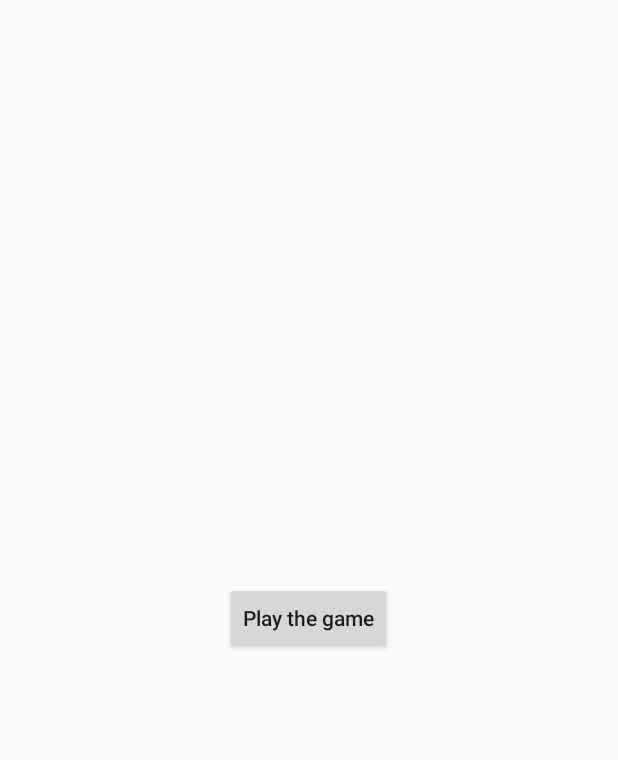
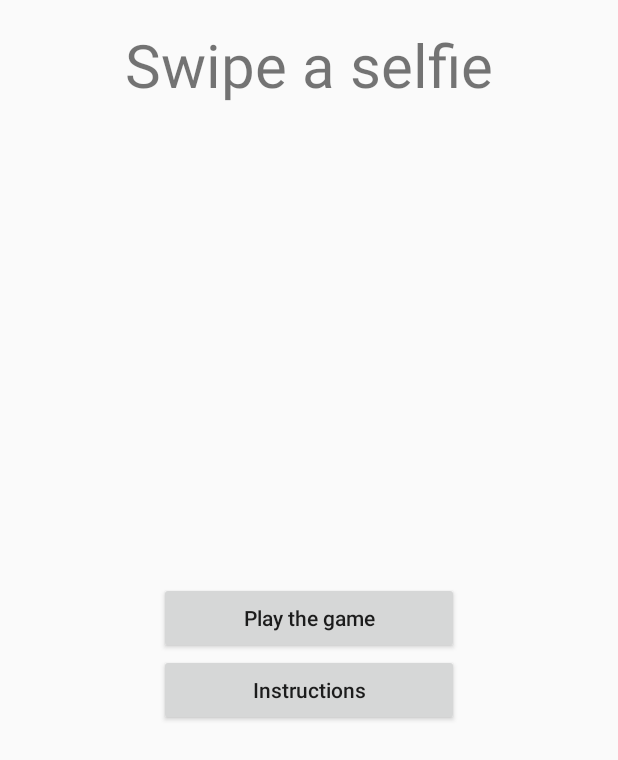
Before and after one commit to perlangelaursen/02128-Softwareproject, an Android app: the layout activity_main.xml on its own in the app's theme, with its tools: preview values and no code run, on a phone screen of 412 x 824 dp. Shown: the top 760 px of the screen. Run offline under Robolectric (Android 15) with nearby library versions, the phone set to English and light mode, and no system bars.

Commit message:
Basic interaction between instructions and main menu started

```diff
--- a/MatchOrSkip/app/src/main/java/dtugroup/matchorskip/MainActivity.java
+++ b/MatchOrSkip/app/src/main/java/dtugroup/matchorskip/MainActivity.java
@@ -44,4 +44,8 @@ public class MainActivity extends Activity {
         Intent intent = new Intent(MainActivity.this, GameActivity.class);
         startActivity(intent);
     }
+
+    public void instructions(View view) {
+
+    }
 }
--- a/MatchOrSkip/app/src/main/res/layout/activity_main.xml
+++ b/MatchOrSkip/app/src/main/res/layout/activity_main.xml
@@ -3,14 +3,29 @@
     android:layout_height="match_parent" android:paddingLeft="@dimen/activity_horizontal_margin"
     android:paddingRight="@dimen/activity_horizontal_margin"
     android:paddingTop="@dimen/activity_vertical_margin"
-    android:paddingBottom="@dimen/activity_vertical_margin" tools:context=".GameActivity">
+    android:paddingBottom="@dimen/activity_vertical_margin" tools:context=".MainActivity">
 
+    <TextView
+        android:layout_width="wrap_content"
+        android:layout_height="wrap_content"
+        android:text="@string/app_name"
+        android:layout_alignParentTop="true"
+        android:layout_centerHorizontal="true"
+        android:textSize="40sp"/>
     <Button
-        android:layout_width="wrap_content"
+        android:layout_width="200dp"
         android:layout_height="wrap_content"
         android:layout_centerInParent="true"
         android:text="@string/playbutton"
         android:textAllCaps="false"
         android:id="@+id/playbutton"
         android:onClick="startGame"/>
+    <Button
+        android:layout_width="200dp"
+        android:layout_height="wrap_content"
+        android:layout_below="@+id/playbutton"
+        android:layout_centerHorizontal="true"
+        android:text="@string/instructions"
+        android:textAllCaps="false"
+        android:onClick="instructions"/>
 </RelativeLayout>
--- a/MatchOrSkip/app/src/main/res/values/strings.xml
+++ b/MatchOrSkip/app/src/main/res/values/strings.xml
@@ -13,4 +13,5 @@
     <string name="playagain">Do you want to play again?</string>
     <string name="play">Play</string>
     <string name="main">To Main Menu</string>
+    <string name="instructions">Instructions</string>
 </resources>
```
